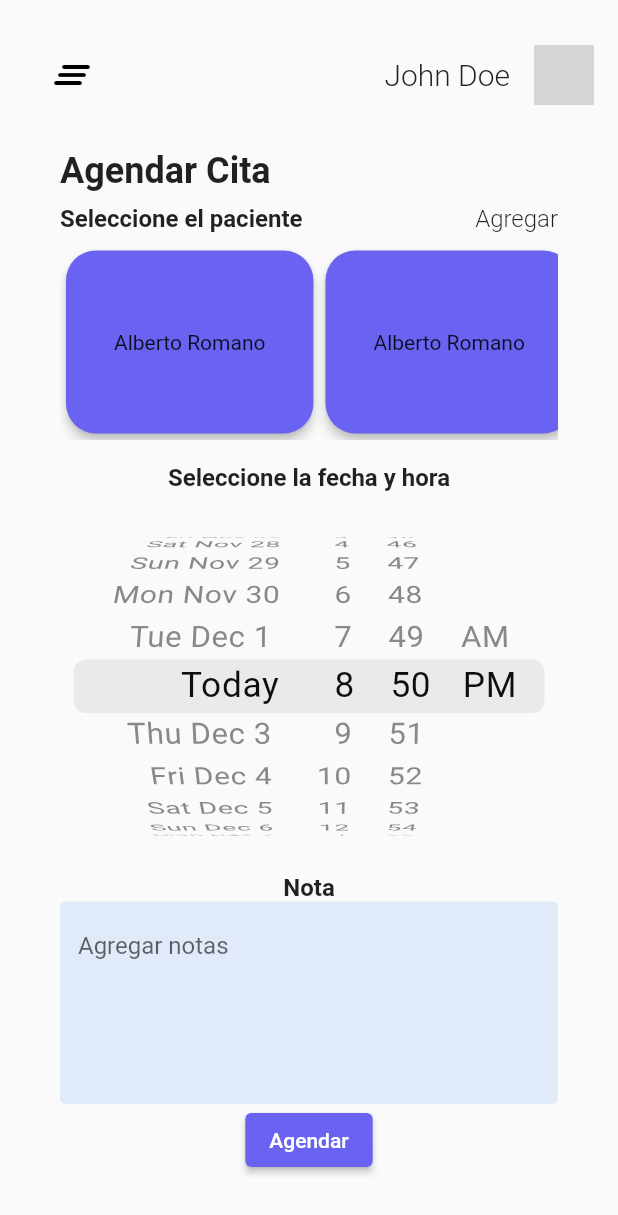
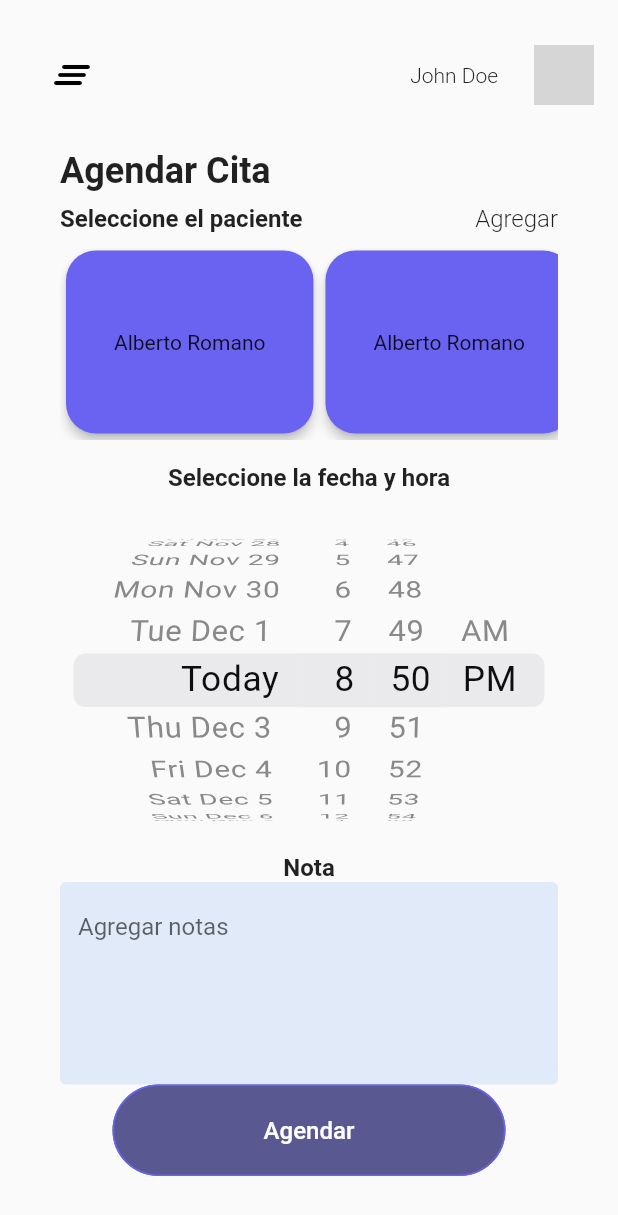
Before and after one commit to Jlsraa/App_CalendarPage, a Flutter app: the ScheduleAppointmentPage screen opened directly, on a phone screen of 412 x 824 dp. Shown: the top 1215 px of the screen. Run offline on Flutter 3.47's test engine with Material 2 defaults, Android fonts, the phone set to English and light mode, and no system bars; our stand-ins replace syncfusion_flutter_calendar; missing offline and left inert: dart:ffi; network calls fail; grey boxes are pictures that could not be loaded.

Commit message:
modified ui

```diff
--- a/lib/content/Schedule/schedule_appointment_page.dart
+++ b/lib/content/Schedule/schedule_appointment_page.dart
@@ -94,7 +94,7 @@ class _ScheduleAppointmentPageState extends State<ScheduleAppointmentPage> {
               ),
             ),
             SizedBox(
-              height: 5.0,
+              height: 10.0,
             ),
             Expanded(
               child: CupertinoDatePicker(
@@ -131,10 +131,21 @@ class _ScheduleAppointmentPageState extends State<ScheduleAppointmentPage> {
             ElevatedButton(
               onPressed: () {},
               style: ButtonStyle(
-                backgroundColor:
-                    MaterialStateProperty.all<Color>(kPrimaryColor),
+                fixedSize: MaterialStateProperty.all(Size(262, 61)),
+                elevation: MaterialStateProperty.all(0.0),
+                shape: MaterialStateProperty.all<RoundedRectangleBorder>(
+                  RoundedRectangleBorder(
+                    borderRadius: BorderRadius.circular(50.0),
+                    side: BorderSide(
+                      color: Color.fromRGBO(106, 99, 242, 1),
+                    ),
+                  ),
+                ),
               ),
-              child: Text("Agendar"),
+              child: Text(
+                "Agendar",
+                style: TextStyle(fontSize: 16),
+              ),
             )
           ],
         ),
--- a/lib/utilities/components/custom_appbar.dart
+++ b/lib/utilities/components/custom_appbar.dart
@@ -18,6 +18,8 @@ AppBar customAppBar = AppBar(
     children: [
       Padding(
         padding: const EdgeInsets.only(right: 16.0),
+        child: TextButton(
+          onPressed: () {},
           child: Text(
             'John Doe',
             textAlign: TextAlign.end,
@@ -27,6 +29,7 @@ AppBar customAppBar = AppBar(
             ),
           ),
         ),
+      ),
       CircleAvatar(
         backgroundImage: NetworkImage('https://source.unsplash.com/random'),
       ),
```
Lines whose indentation alone changed are shown as unchanged.
